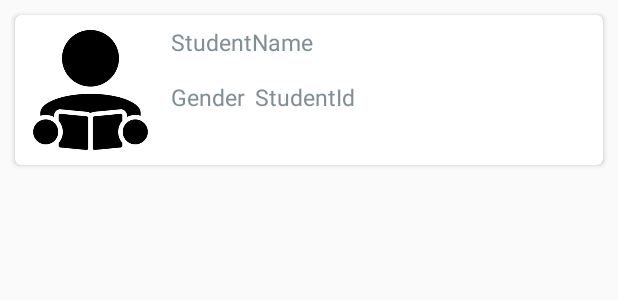
After one commit to bvbasavaraju/School-Utility, an Android app: the layout student_card_view_landscape.xml on its own in the app's theme, with its tools: preview values and no code run, on a phone screen of 412 x 824 dp. The commit adds this screen. Shown: the top 300 px of the screen. Run offline under Robolectric (Android 15) with nearby library versions, the phone set to English and light mode, and no system bars.

Commit message:
+ Recycler View is used to list the student's data

```diff
--- a/app/build.gradle
+++ b/app/build.gradle
@@ -1,3 +1,5 @@
+import java.util.regex.Pattern
+
 apply plugin: 'com.android.application'
 
 android {
@@ -22,6 +24,8 @@ dependencies {
     implementation fileTree(dir: 'libs', include: ['*.jar'])
     implementation 'com.android.support:appcompat-v7:28.0.0'
     implementation 'com.android.support.constraint:constraint-layout:1.1.3'
+    implementation 'com.android.support:cardview-v7:28.0.0'
+    implementation 'com.android.support:recyclerview-v7:28.0.0'
     testImplementation 'junit:junit:4.12'
     androidTestImplementation 'com.android.support.test:runner:1.0.2'
     androidTestImplementation 'com.android.support.test.espresso:espresso-core:3.0.2'
--- a/app/src/main/java/com/example/basavarajubv/govtschoolutility/MidDayMeal.java
+++ b/app/src/main/java/com/example/basavarajubv/govtschoolutility/MidDayMeal.java
@@ -251,7 +251,7 @@ public class MidDayMeal extends AppCompatActivity
     String strength = data.getStringExtra(StudentsStrengths.KEY_STRENGTH);
     studentStrength = strength;
 
-    //Update Student strength
+    //Update com.example.basavarajubv.govtschoolutility.Student_t strength
     TextView tvStudentStrenthEntered = (TextView) findViewById(R.id.tvStudentStrenthEntered);
     tvStudentStrenthEntered.setText(studentStrength);
   }
--- /dev/null
+++ b/app/src/main/res/layout/student_card_view_landscape.xml
@@ -0,0 +1,86 @@
+<?xml version="1.0" encoding="utf-8"?>
+<android.support.v7.widget.CardView
+    xmlns:android="http://schemas.android.com/apk/res/android"
+    android:layout_width="match_parent"
+    android:layout_height="100dp"
+    xmlns:cardview="http://schemas.android.com/apk/res-auto"
+    android:layout_margin="10dp"
+    cardview:cardCornerRadius="4dp">
+
+    <LinearLayout
+        android:orientation="horizontal"
+        android:layout_width="match_parent"
+        android:layout_height="match_parent"
+        android:weightSum="4">
+
+        <ImageView
+            android:id="@+id/cardViewLandscapeStudentPic"
+            android:layout_width="0dp"
+            android:layout_height="match_parent"
+            android:layout_weight="1"
+            android:layout_margin="2dp"
+            android:background="@drawable/student_icon"
+            android:contentDescription="@string/todo">
+        </ImageView>
+
+        <LinearLayout
+            android:orientation="vertical"
+            android:layout_width="0dp"
+            android:layout_height="match_parent"
+            android:layout_weight="3">
+
+            <TextView
+                android:id="@+id/cardViewLandscapeStudentName"
+                android:layout_margin="3dp"
+                android:layout_width="match_parent"
+                android:layout_height="30dp"
+                android:text="@string/studentName"
+                android:gravity="center_vertical"
+                android:textSize="15sp"
+                android:textColor="@color/colorBlueGrayDark">
+            </TextView>
+
+            <LinearLayout
+                android:orientation="horizontal"
+                android:layout_width="match_parent"
+                android:layout_height="30dp"
+                android:layout_margin="3dp">
+
+                <TextView
+                    android:id="@+id/cardViewLandscapeGender"
+                    android:layout_marginEnd="3dp"
+                    android:layout_width="wrap_content"
+                    android:layout_height="match_parent"
+                    android:text="@string/gender"
+                    android:gravity="center_vertical"
+                    android:textSize="15sp"
+                    android:textColor="@color/colorBlueGrayDark">
+                </TextView>
+
+                <TextView
+                    android:id="@+id/cardViewLandscapeStudentId"
+                    android:layout_marginStart="3dp"
+                    android:layout_width="wrap_content"
+                    android:layout_height="match_parent"
+                    android:text="@string/studentId"
+                    android:gravity="center_vertical"
+                    android:textSize="15sp"
+                    android:textColor="@color/colorBlueGrayDark">
+                </TextView>
+            </LinearLayout>
+
+            <TextView
+                android:id="@+id/cardViewLandscapeLastField"
+                android:layout_margin="3dp"
+                android:layout_width="match_parent"
+                android:layout_height="30dp"
+                android:gravity="center_vertical"
+                android:textSize="15sp"
+                android:textColor="@color/colorBlueGrayDark">
+            </TextView>
+
+        </LinearLayout>
+
+    </LinearLayout>
+
+</android.support.v7.widget.CardView>
--- a/app/src/main/res/values/colors.xml
+++ b/app/src/main/res/values/colors.xml
@@ -3,4 +3,6 @@
     <color name="colorPrimary">#008577</color>
     <color name="colorPrimaryDark">#00574B</color>
     <color name="colorAccent">#D81B60</color>
+    <color name="colorBlueGrayPrimary">#b0bec5</color>
+    <color name="colorBlueGrayDark">#808e95</color>
 </resources>
--- a/app/src/main/res/values/strings.xml
+++ b/app/src/main/res/values/strings.xml
@@ -26,4 +26,8 @@
     <string name="bEnter">Enter</string>
     <string name="bDone">Done</string>
     <string name="etClassStrengthHintValue">0</string>
+    <string name="studentName">StudentName</string>
+    <string name="studentId">StudentId</string>
+    <string name="gender">Gender</string>
+    <string name="todo">TODO</string>
 </resources>
--- a/build.gradle
+++ b/build.gradle
@@ -7,7 +7,7 @@ buildscript {
         jcenter()
     }
     dependencies {
-        classpath 'com.android.tools.build:gradle:3.3.2'
+        classpath 'com.android.tools.build:gradle:3.4.0'
 
 
         // NOTE: Do not place your application dependencies here; they belong
```
Also changed, not shown: app/src/main/java/com/example/basavarajubv/govtschoolutility/ContactInformation_t.java (added, +56 -0 lines), app/src/main/java/com/example/basavarajubv/govtschoolutility/Student_t.java (added, +145 -0 lines), app/src/main/java/com/example/basavarajubv/govtschoolutility/StudentsViewAdapter_t.java (added, +119 -0 lines), app/src/main/java/com/example/basavarajubv/govtschoolutility/Subject_t.java (added, +73 -0 lines), app/src/main/res/layout/activity_students_view.xml (added, +13 -0 lines), app/src/main/res/layout/student_card_view_portrait.xml (added, +51 -0 lines), app/src/main/res/drawable/student_icon.jpg (added), gradle/wrapper/gradle-wrapper.properties, 1 other file.
